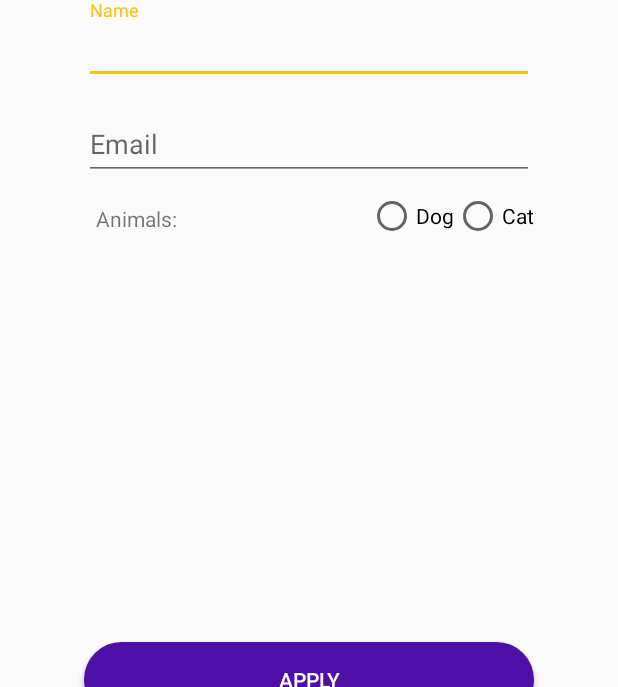
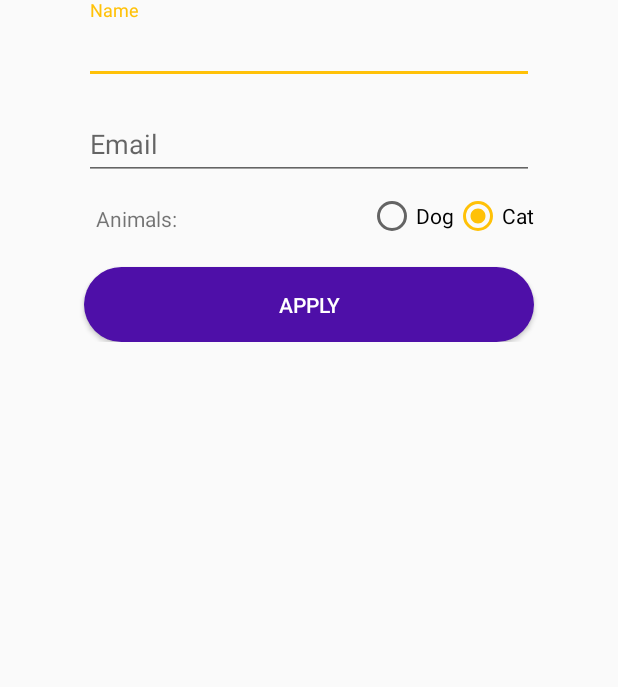
Before and after one commit to JTyzz/PetMatch, an Android app: the MatchActivity screen opened directly, with no data from a screen before it, on a phone screen of 412 x 824 dp, the part 549-1236 px from its top. Run offline under Robolectric (Android 15) with nearby library versions, the phone set to English and light mode, and no system bars; our stand-ins replace Firebase (no records; nobody signed in at launch, a user with empty details on screens opened directly).

Commit message:
profile user update

```diff
--- a/app/src/main/java/com/example/petmatch/activities/MatchActivity.kt
+++ b/app/src/main/java/com/example/petmatch/activities/MatchActivity.kt
@@ -115,6 +115,10 @@ class MatchActivity : AppCompatActivity(), MatchCallback {
 
     override fun getUserDb(): DatabaseReference = userDb
 
+    override fun profileComplete() {
+        matchTab?.select()
+    }
+
     companion object {
         fun mainIntent(context: Context?) = Intent(context, MatchActivity::class.java)
     }
--- a/app/src/main/java/com/example/petmatch/fragments/ProfileFragment.kt
+++ b/app/src/main/java/com/example/petmatch/fragments/ProfileFragment.kt
@@ -6,10 +6,20 @@ import androidx.fragment.app.Fragment
 import android.view.LayoutInflater
 import android.view.View
 import android.view.ViewGroup
+import android.widget.TextView
+import android.widget.Toast
 
 import com.example.petmatch.R
 import com.example.petmatch.interfaces.MatchCallback
+import com.example.petmatch.utilities.DATA_ANIMALS
+import com.example.petmatch.utilities.DATA_EMAIL
+import com.example.petmatch.utilities.DATA_NAME
+import com.example.petmatch.utilities.User
+import com.google.firebase.database.DataSnapshot
+import com.google.firebase.database.DatabaseError
 import com.google.firebase.database.DatabaseReference
+import com.google.firebase.database.ValueEventListener
+import kotlinx.android.synthetic.main.fragment_profile.*
 
 class ProfileFragment : Fragment() {
 
@@ -17,10 +27,12 @@ class ProfileFragment : Fragment() {
     private lateinit var userDb: DatabaseReference
     private var callback: MatchCallback? = null
 
-    fun setCallback(callback: MatchCallback){
+    fun setCallback(callback: MatchCallback) {
         this.callback = callback
+        userId = callback.onGetUserId()
+        userDb = callback.getUserDb().child(userId)
+
     }
-
 
 
     override fun onCreateView(
@@ -29,6 +41,59 @@ class ProfileFragment : Fragment() {
     ): View? {
         // Inflate the layout for this fragment
         return inflater.inflate(R.layout.fragment_profile, container, false)
+
     }
 
+    override fun onViewCreated(view: View, savedInstanceState: Bundle?) {
+        super.onViewCreated(view, savedInstanceState)
+
+        pb_layout.setOnTouchListener { view, event -> true }
+
+        populateInfo()
+
+        applyButton.setOnClickListener { onApply() }
+
+    }
+
+    fun populateInfo() {
+        pb_layout.visibility = View.VISIBLE
+        userDb.addListenerForSingleValueEvent(object : ValueEventListener {
+            override fun onCancelled(p0: DatabaseError) {
+                pb_layout.visibility = View.GONE
+            }
+
+            override fun onDataChange(p0: DataSnapshot) {
+                if (isAdded) {
+                    val user = p0.getValue(User::class.java)
+                    nameET.setText(user?.name, TextView.BufferType.EDITABLE)
+                    emailET.setText(user?.email, TextView.BufferType.EDITABLE)
+                    if (user?.animals == "dog") {
+                        radio_dog.isChecked = true
+                    } else {
+                        radio_cat.isChecked = true
+                    }
+                    pb_layout.visibility = View.GONE
+                }
+            }
+
+        })
+    }
+
+    fun onApply() {
+        val name = nameET.text.toString()
+        val email = emailET.text.toString()
+        val animalPreference = if (radio_dog.isChecked) "dog"
+                                                   else "cat"
+
+        if (nameET.text.toString().isNullOrEmpty()) {
+            Toast.makeText(context, "Please enter your name.", Toast.LENGTH_SHORT)
+        } else {
+            userDb.child(DATA_NAME).setValue(name)
+            userDb.child(DATA_EMAIL).setValue(email)
+            userDb.child(DATA_ANIMALS).setValue(animalPreference)
+
+            callback?.profileComplete()
+        }
+
+    }
 }
--- a/app/src/main/java/com/example/petmatch/interfaces/MatchCallback.kt
+++ b/app/src/main/java/com/example/petmatch/interfaces/MatchCallback.kt
@@ -6,4 +6,5 @@ interface MatchCallback {
     fun onSignout()
     fun onGetUserId(): String
     fun getUserDb(): DatabaseReference
+    fun profileComplete()
 }
--- a/app/src/main/java/com/example/petmatch/utilities/Constants.kt
+++ b/app/src/main/java/com/example/petmatch/utilities/Constants.kt
@@ -1,3 +1,6 @@
 package com.example.petmatch.utilities
 
 val DATA_USERS = "Users"
+val DATA_NAME = "name"
+val DATA_EMAIL = "email"
+val DATA_ANIMALS = "animals"
--- a/app/src/main/res/layout/fragment_profile.xml
+++ b/app/src/main/res/layout/fragment_profile.xml
@@ -66,7 +66,7 @@
                 <TextView
                     android:id="@+id/pets_tv"
                     android:layout_width="0dp"
-                    android:layout_height="300dp"
+                    android:layout_height="50dp"
                     android:layout_weight="1"
                     android:padding="8dp"
                     android:text="Animals:" />
@@ -96,6 +96,7 @@
             </LinearLayout>
 
             <Button
+                android:id="@+id/applyButton"
                 style="@style/StartupButton"
                 android:layout_width="300dp"
                 android:layout_height="50dp"
```
